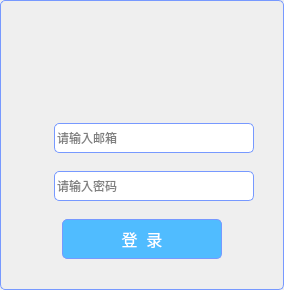
The window that desktop/CloudDisk/login.ui (hzt1234hf/CloudDisk) describes before a commit, drawn with Qt 5.
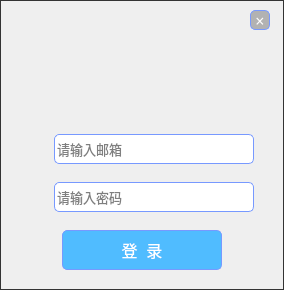
The same window after the commit. Icons and pictures are not drawn.

```diff
--- a/desktop/CloudDisk/login.ui
+++ b/desktop/CloudDisk/login.ui
@@ -13,7 +13,7 @@
   <property name="minimumSize">
    <size>
     <width>284</width>
-    <height>200</height>
+    <height>290</height>
    </size>
   </property>
   <property name="maximumSize">
@@ -27,8 +27,8 @@
   </property>
   <property name="styleSheet">
    <string notr="true">QDialog{
-	border:1px solid #79F;
-	border-radius:5px;
+	border:1px solid #333;
+
 }
 QLineEdit{
 	border:1px solid #79F;
@@ -69,7 +69,7 @@
     <number>0</number>
    </property>
    <item>
-    <widget class="QLabel" name="label_3">
+    <widget class="QFrame" name="frame">
      <property name="minimumSize">
       <size>
        <width>284</width>
@@ -83,11 +83,46 @@
       </size>
      </property>
      <property name="styleSheet">
-      <string notr="true">image: url(:/img/img/login_bg.jpg);</string>
+      <string notr="true">QFrame{
+	image: url(:/img/img/login_bg.jpg);
+}
+QPushButton{
+	background-color: rgba(109, 109, 109, 120);
+	color:white;
+}
+QPushButton:hover{
+	background-color: rgba(255,255,255,100);
+}
+</string>
      </property>
-     <property name="text">
-      <string/>
+     <property name="frameShape">
+      <enum>QFrame::NoFrame</enum>
      </property>
+     <property name="frameShadow">
+      <enum>QFrame::Plain</enum>
+     </property>
+     <property name="lineWidth">
+      <number>0</number>
+     </property>
+     <widget class="QPushButton" name="pushButton_2">
+      <property name="geometry">
+       <rect>
+        <x>250</x>
+        <y>10</y>
+        <width>20</width>
+        <height>20</height>
+       </rect>
+      </property>
+      <property name="font">
+       <font>
+        <family>Agency FB</family>
+        <pointsize>-1</pointsize>
+       </font>
+      </property>
+      <property name="text">
+       <string>×</string>
+      </property>
+     </widget>
     </widget>
    </item>
    <item>
@@ -113,6 +148,19 @@
        <property name="spacing">
         <number>0</number>
        </property>
+       <item>
+        <spacer name="verticalSpacer_2">
+         <property name="orientation">
+          <enum>Qt::Vertical</enum>
+         </property>
+         <property name="sizeHint" stdset="0">
+          <size>
+           <width>10</width>
+           <height>10</height>
+          </size>
+         </property>
+        </spacer>
+       </item>
        <item>
         <layout class="QHBoxLayout" name="horizontalLayout">
          <property name="leftMargin">
@@ -163,6 +211,12 @@
              <height>30</height>
             </size>
            </property>
+           <property name="font">
+            <font>
+             <family>宋体</family>
+             <pointsize>10</pointsize>
+            </font>
+           </property>
            <property name="maxLength">
             <number>64</number>
            </property>
@@ -223,6 +277,12 @@
              <height>30</height>
             </size>
            </property>
+           <property name="font">
+            <font>
+             <family>宋体</family>
+             <pointsize>10</pointsize>
+            </font>
+           </property>
            <property name="maxLength">
             <number>64</number>
            </property>
@@ -297,6 +357,19 @@
          </item>
         </layout>
        </item>
+       <item>
+        <spacer name="verticalSpacer">
+         <property name="orientation">
+          <enum>Qt::Vertical</enum>
+         </property>
+         <property name="sizeHint" stdset="0">
+          <size>
+           <width>10</width>
+           <height>10</height>
+          </size>
+         </property>
+        </spacer>
+       </item>
       </layout>
      </item>
      <item>
@@ -314,19 +387,6 @@
      </item>
     </layout>
    </item>
-   <item>
-    <spacer name="verticalSpacer">
-     <property name="orientation">
-      <enum>Qt::Vertical</enum>
-     </property>
-     <property name="sizeHint" stdset="0">
-      <size>
-       <width>20</width>
-       <height>15</height>
-      </size>
-     </property>
-    </spacer>
-   </item>
   </layout>
  </widget>
  <resources/>
```
Left out of the diff: 23 changed lines with no effect on the pictures.
